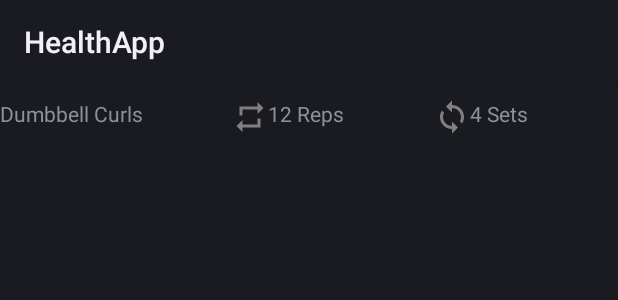
After one commit to pigergast/HealthApp, an Android app: the layout set_item.xml on its own in the app's theme, with its tools: preview values and no code run, on a phone screen of 412 x 824 dp. The commit adds this screen. Shown: the top 300 px of the screen. Run offline under Robolectric (Android 15) with nearby library versions, the phone set to English and light mode, and no system bars.

Commit message:
Working on seocnd recycler view

```diff
--- /dev/null
+++ b/app/src/main/res/drawable/ic_baseline_loop_24.xml
@@ -0,0 +1,5 @@
+<vector android:height="24dp" android:tint="#808080"
+    android:viewportHeight="24" android:viewportWidth="24"
+    android:width="24dp" xmlns:android="http://schemas.android.com/apk/res/android">
+    <path android:fillColor="@android:color/white" android:pathData="M12,4L12,1L8,5l4,4L12,6c3.31,0 6,2.69 6,6 0,1.01 -0.25,1.97 -0.7,2.8l1.46,1.46C19.54,15.03 20,13.57 20,12c0,-4.42 -3.58,-8 -8,-8zM12,18c-3.31,0 -6,-2.69 -6,-6 0,-1.01 0.25,-1.97 0.7,-2.8L5.24,7.74C4.46,8.97 4,10.43 4,12c0,4.42 3.58,8 8,8v3l4,-4 -4,-4v3z"/>
+</vector>
--- /dev/null
+++ b/app/src/main/res/drawable/ic_baseline_repeat_24.xml
@@ -0,0 +1,5 @@
+<vector android:height="24dp" android:tint="#808080"
+    android:viewportHeight="24" android:viewportWidth="24"
+    android:width="24dp" xmlns:android="http://schemas.android.com/apk/res/android">
+    <path android:fillColor="@android:color/white" android:pathData="M7,7h10v3l4,-4 -4,-4v3L5,5v6h2L7,7zM17,17L7,17v-3l-4,4 4,4v-3h12v-6h-2v4z"/>
+</vector>
--- a/app/src/main/res/layout/excercise_item.xml
+++ b/app/src/main/res/layout/excercise_item.xml
@@ -31,4 +31,5 @@
 
     </LinearLayout>
 
+
 </LinearLayout>
--- /dev/null
+++ b/app/src/main/res/layout/set_item.xml
@@ -0,0 +1,35 @@
+<?xml version="1.0" encoding="utf-8"?>
+
+
+<LinearLayout xmlns:android="http://schemas.android.com/apk/res/android"
+    android:layout_width="match_parent"
+    android:layout_height="wrap_content"
+    android:animateLayoutChanges="true"
+    android:orientation="horizontal"
+    android:paddingTop="10dp"
+    android:paddingBottom="10dp">
+
+
+    <TextView
+        android:id="@+id/textView5"
+        android:layout_width="wrap_content"
+        android:layout_height="wrap_content"
+        android:layout_weight="1"
+        android:text="Dumbbell Curls" />
+
+    <TextView
+        android:id="@+id/textView2"
+        android:layout_width="wrap_content"
+        android:layout_height="wrap_content"
+        android:layout_weight="1"
+        android:drawableLeft="@drawable/ic_baseline_repeat_24"
+        android:text="12 Reps" />
+
+    <TextView
+        android:id="@+id/textView4"
+        android:layout_width="wrap_content"
+        android:layout_height="wrap_content"
+        android:layout_weight="1"
+        android:drawableLeft="@drawable/ic_baseline_loop_24"
+        android:text="4 Sets" />
+</LinearLayout>
```
Also changed, not shown: app/src/main/java/com/example/healthapp/SetAdapter.java (added, +56 -0 lines), app/src/main/res/layout/set_listview.xml (deleted, +0 -9 lines).
